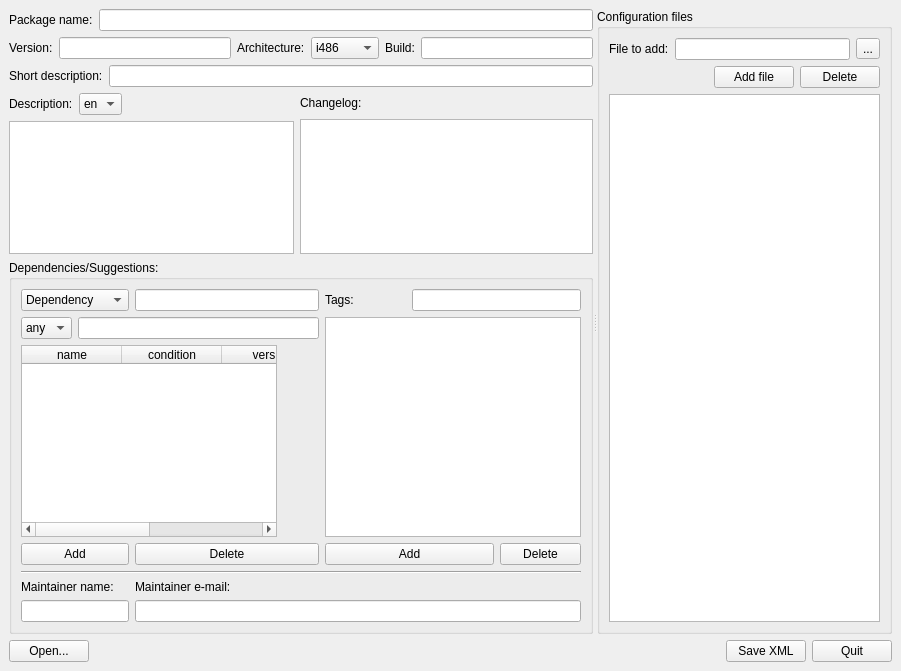
This is mpkg/packagebuilder/package_builder.ui in BackupTheBerlios/mops as Qt 5 draws it before an edit. The edited form follows.
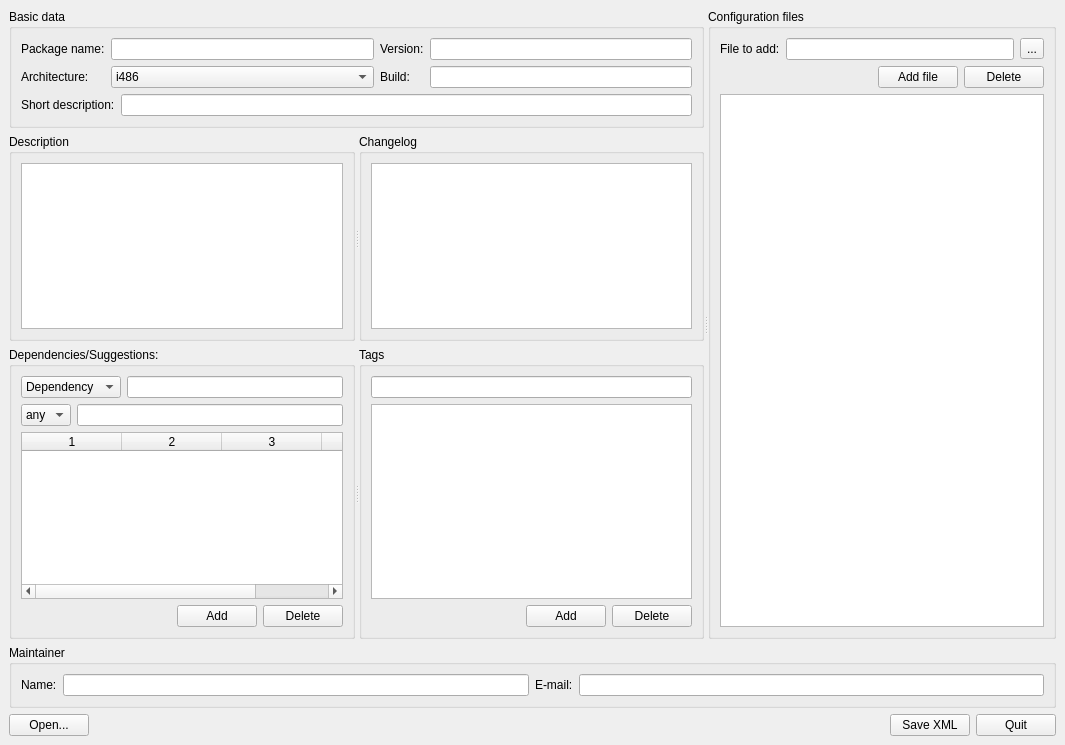
This is the edited form.

Commit message: Packagebuilder significantly improved look

```diff
--- a/mpkg/packagebuilder/package_builder.ui
+++ b/mpkg/packagebuilder/package_builder.ui
@@ -5,8 +5,8 @@
    <rect>
     <x>0</x>
     <y>0</y>
-    <width>901</width>
-    <height>671</height>
+    <width>1065</width>
+    <height>745</height>
    </rect>
   </property>
   <property name="windowTitle" >
@@ -20,11 +20,31 @@
     <number>6</number>
    </property>
    <item>
-    <widget class="QSplitter" name="splitter" >
+    <widget class="QSplitter" name="splitter_3" >
      <property name="orientation" >
       <enum>Qt::Horizontal</enum>
      </property>
      <widget class="QWidget" name="layoutWidget" >
+      <layout class="QVBoxLayout" >
+       <property name="margin" >
+        <number>0</number>
+       </property>
+       <property name="spacing" >
+        <number>6</number>
+       </property>
+       <item>
+        <widget class="QGroupBox" name="groupBox_7" >
+         <property name="title" >
+          <string>Basic data</string>
+         </property>
+         <layout class="QVBoxLayout" >
+          <property name="margin" >
+           <number>9</number>
+          </property>
+          <property name="spacing" >
+           <number>6</number>
+          </property>
+          <item>
       <layout class="QGridLayout" >
        <property name="margin" >
         <number>0</number>
@@ -32,71 +52,45 @@
        <property name="spacing" >
         <number>6</number>
        </property>
-       <item row="0" column="0" >
-        <widget class="QLabel" name="label" >
-         <property name="font" >
-          <font>
-           <pointsize>9</pointsize>
-          </font>
-         </property>
-         <property name="text" >
-          <string>Package name:</string>
-         </property>
-        </widget>
-       </item>
        <item row="0" column="1" >
         <widget class="QLineEdit" name="NameEdit" />
        </item>
-       <item row="1" column="0" colspan="2" >
-        <layout class="QHBoxLayout" >
-         <property name="margin" >
-          <number>0</number>
-         </property>
-         <property name="spacing" >
-          <number>6</number>
-         </property>
-         <item>
+            <item row="0" column="2" >
           <widget class="QLabel" name="label_2" >
-           <property name="font" >
-            <font>
-             <pointsize>9</pointsize>
-            </font>
-           </property>
            <property name="text" >
             <string>Version:</string>
            </property>
           </widget>
          </item>
-         <item>
-          <layout class="QHBoxLayout" >
-           <property name="margin" >
-            <number>0</number>
-           </property>
-           <property name="spacing" >
-            <number>6</number>
-           </property>
-           <item>
+            <item row="0" column="0" >
+             <widget class="QLabel" name="label" >
+              <property name="text" >
+               <string>Package name:</string>
+              </property>
+             </widget>
+            </item>
+            <item row="0" column="3" >
             <widget class="QLineEdit" name="VersionEdit" />
            </item>
-           <item>
+            <item row="1" column="3" >
+             <widget class="QLineEdit" name="BuildEdit" />
+            </item>
+            <item row="1" column="2" >
+             <widget class="QLabel" name="label_4" >
+              <property name="text" >
+               <string>Build:</string>
+              </property>
+             </widget>
+            </item>
+            <item row="1" column="0" >
             <widget class="QLabel" name="label_3" >
-             <property name="font" >
-              <font>
-               <pointsize>9</pointsize>
-              </font>
-             </property>
              <property name="text" >
               <string>Architecture:</string>
              </property>
             </widget>
            </item>
-           <item>
+            <item row="1" column="1" >
             <widget class="QComboBox" name="ArchComboBox" >
-             <property name="font" >
-              <font>
-               <pointsize>9</pointsize>
-              </font>
-             </property>
              <item>
               <property name="text" >
                <string>i486</string>
@@ -134,26 +128,9 @@
              </item>
             </widget>
            </item>
-           <item>
-            <widget class="QLabel" name="label_4" >
-             <property name="font" >
-              <font>
-               <pointsize>9</pointsize>
-              </font>
-             </property>
-             <property name="text" >
-              <string>Build:</string>
-             </property>
-            </widget>
-           </item>
-           <item>
-            <widget class="QLineEdit" name="BuildEdit" />
-           </item>
-          </layout>
-         </item>
-        </layout>
-       </item>
-       <item row="2" column="0" colspan="2" >
+           </layout>
+          </item>
+          <item>
         <layout class="QHBoxLayout" >
          <property name="margin" >
           <number>0</number>
@@ -163,11 +140,6 @@
          </property>
          <item>
           <widget class="QLabel" name="label_5" >
-           <property name="font" >
-            <font>
-             <pointsize>9</pointsize>
-            </font>
-           </property>
            <property name="text" >
             <string>Short description:</string>
            </property>
@@ -178,299 +150,89 @@
          </item>
         </layout>
        </item>
-       <item row="3" column="0" colspan="2" >
-        <layout class="QHBoxLayout" >
-         <property name="margin" >
-          <number>0</number>
-         </property>
-         <property name="spacing" >
-          <number>6</number>
-         </property>
-         <item>
-          <layout class="QVBoxLayout" >
-           <property name="margin" >
-            <number>0</number>
-           </property>
-           <property name="spacing" >
-            <number>6</number>
-           </property>
-           <item>
-            <layout class="QHBoxLayout" >
-             <property name="margin" >
-              <number>0</number>
-             </property>
-             <property name="spacing" >
-              <number>6</number>
-             </property>
-             <item>
-              <widget class="QLabel" name="label_8" >
-               <property name="font" >
-                <font>
-                 <pointsize>9</pointsize>
-                </font>
-               </property>
-               <property name="text" >
-                <string>Description:</string>
-               </property>
-              </widget>
-             </item>
-             <item>
-              <layout class="QGridLayout" >
-               <property name="margin" >
-                <number>0</number>
-               </property>
-               <property name="spacing" >
-                <number>6</number>
-               </property>
-               <item row="0" column="1" >
-                <widget class="QComboBox" name="DescriptionLanguageComboBox" >
-                 <property name="font" >
-                  <font>
-                   <pointsize>9</pointsize>
-                  </font>
-                 </property>
-                 <property name="currentIndex" >
-                  <number>1</number>
-                 </property>
-                 <item>
-                  <property name="text" >
-                   <string>ru</string>
-                  </property>
-                 </item>
-                 <item>
-                  <property name="text" >
-                   <string>en</string>
-                  </property>
-                 </item>
-                </widget>
-               </item>
-              </layout>
+         </layout>
+        </widget>
              </item>
              <item>
-              <spacer>
+        <widget class="QSplitter" name="splitter_2" >
                <property name="orientation" >
                 <enum>Qt::Horizontal</enum>
                </property>
-               <property name="sizeHint" >
-                <size>
-                 <width>91</width>
-                 <height>20</height>
-                </size>
-               </property>
-              </spacer>
-             </item>
-            </layout>
-           </item>
+         <widget class="QGroupBox" name="groupBox_6" >
+          <property name="title" >
+           <string>Description</string>
+          </property>
+          <layout class="QVBoxLayout" >
+           <property name="margin" >
+            <number>9</number>
+           </property>
+           <property name="spacing" >
+            <number>6</number>
+           </property>
            <item>
             <widget class="QTextEdit" name="DescriptionEdit" />
            </item>
           </layout>
-         </item>
-         <item>
-          <layout class="QVBoxLayout" >
-           <property name="margin" >
-            <number>0</number>
-           </property>
-           <property name="spacing" >
-            <number>6</number>
-           </property>
-           <item>
-            <layout class="QHBoxLayout" >
-             <property name="margin" >
-              <number>0</number>
-             </property>
-             <property name="spacing" >
-              <number>6</number>
-             </property>
-             <item>
-              <widget class="QLabel" name="label_7" >
-               <property name="font" >
-                <font>
-                 <pointsize>9</pointsize>
-                 <weight>50</weight>
-                 <bold>false</bold>
-                </font>
-               </property>
-               <property name="text" >
-                <string>Changelog:</string>
-               </property>
-              </widget>
-             </item>
-             <item>
-              <spacer>
-               <property name="orientation" >
-                <enum>Qt::Horizontal</enum>
-               </property>
-               <property name="sizeHint" >
-                <size>
-                 <width>231</width>
-                 <height>20</height>
-                </size>
-               </property>
-              </spacer>
-             </item>
-            </layout>
-           </item>
+         </widget>
+         <widget class="QGroupBox" name="groupBox_5" >
+          <property name="title" >
+           <string>Changelog</string>
+          </property>
+          <layout class="QVBoxLayout" >
+           <property name="margin" >
+            <number>9</number>
+           </property>
+           <property name="spacing" >
+            <number>6</number>
+           </property>
            <item>
             <widget class="QTextEdit" name="ChangelogEdit" />
            </item>
           </layout>
-         </item>
-        </layout>
-       </item>
-       <item row="4" column="0" colspan="2" >
+         </widget>
+        </widget>
+       </item>
+       <item>
+        <widget class="QSplitter" name="splitter" >
+         <property name="orientation" >
+          <enum>Qt::Horizontal</enum>
+         </property>
         <widget class="QGroupBox" name="groupBox" >
+          <property name="sizePolicy" >
+           <sizepolicy>
+            <hsizetype>5</hsizetype>
+            <vsizetype>7</vsizetype>
+            <horstretch>0</horstretch>
+            <verstretch>1</verstretch>
+           </sizepolicy>
+          </property>
+          <property name="sizeIncrement" >
+           <size>
+            <width>0</width>
+            <height>1</height>
+           </size>
+          </property>
          <property name="styleSheet" >
           <string/>
          </property>
          <property name="title" >
           <string>Dependencies/Suggestions:</string>
          </property>
-         <layout class="QGridLayout" >
+          <layout class="QVBoxLayout" >
           <property name="margin" >
            <number>9</number>
           </property>
           <property name="spacing" >
            <number>6</number>
           </property>
-          <item row="6" column="0" colspan="2" >
-           <widget class="QLineEdit" name="MaintainerNameEdit" >
-            <property name="font" >
-             <font>
-              <pointsize>9</pointsize>
-             </font>
-            </property>
-           </widget>
-          </item>
-          <item row="6" column="2" colspan="4" >
-           <widget class="QLineEdit" name="MaintainerMailEdit" >
-            <property name="font" >
-             <font>
-              <pointsize>9</pointsize>
-             </font>
-            </property>
-           </widget>
-          </item>
-          <item row="5" column="2" >
-           <widget class="QLabel" name="label_11" >
-            <property name="font" >
-             <font>
-              <pointsize>9</pointsize>
-             </font>
-            </property>
-            <property name="text" >
-             <string>Maintainer e-mail:</string>
-            </property>
-           </widget>
-          </item>
-          <item row="5" column="0" colspan="2" >
-           <widget class="QLabel" name="label_10" >
-            <property name="font" >
-             <font>
-              <pointsize>9</pointsize>
-             </font>
-            </property>
-            <property name="text" >
-             <string>Maintainer name:</string>
-            </property>
-           </widget>
-          </item>
-          <item row="4" column="0" colspan="6" >
-           <widget class="Line" name="line" >
-            <property name="orientation" >
-             <enum>Qt::Horizontal</enum>
-            </property>
-           </widget>
-          </item>
-          <item row="3" column="2" >
-           <widget class="QPushButton" name="DepDeleteButton" >
-            <property name="text" >
-             <string>Delete</string>
-            </property>
-           </widget>
-          </item>
-          <item row="3" column="5" >
-           <widget class="QPushButton" name="TagDeleteButton" >
-            <property name="text" >
-             <string>Delete</string>
-            </property>
-           </widget>
-          </item>
-          <item row="3" column="0" colspan="2" >
-           <widget class="QPushButton" name="DepAddButton" >
-            <property name="text" >
-             <string>Add</string>
-            </property>
-           </widget>
-          </item>
-          <item row="3" column="3" colspan="2" >
-           <widget class="QPushButton" name="TagAddButton" >
-            <property name="text" >
-             <string>Add</string>
-            </property>
-           </widget>
-          </item>
-          <item row="2" column="0" colspan="3" >
-           <widget class="QTableWidget" name="DepTableWidget" >
-            <property name="sizePolicy" >
-             <sizepolicy>
-              <hsizetype>0</hsizetype>
-              <vsizetype>0</vsizetype>
-              <horstretch>0</horstretch>
-              <verstretch>0</verstretch>
-             </sizepolicy>
-            </property>
-            <property name="font" >
-             <font>
-              <pointsize>9</pointsize>
-             </font>
-            </property>
-            <property name="alternatingRowColors" >
-             <bool>false</bool>
-            </property>
-            <property name="selectionMode" >
-             <enum>QAbstractItemView::SingleSelection</enum>
-            </property>
-            <property name="selectionBehavior" >
-             <enum>QAbstractItemView::SelectRows</enum>
-            </property>
-            <property name="gridStyle" >
-             <enum>Qt::SolidLine</enum>
-            </property>
-            <property name="sortingEnabled" >
-             <bool>false</bool>
-            </property>
-            <column>
-             <property name="text" >
-              <string>name</string>
-             </property>
-            </column>
-            <column>
-             <property name="text" >
-              <string>condition</string>
-             </property>
-            </column>
-            <column>
-             <property name="text" >
-              <string>version</string>
-             </property>
-            </column>
-            <column>
-             <property name="text" >
-              <string>type</string>
-             </property>
-            </column>
-           </widget>
-          </item>
-          <item rowspan="2" row="1" column="3" colspan="3" >
-           <widget class="QListWidget" name="TagListWidget" >
-            <property name="font" >
-             <font>
-              <pointsize>9</pointsize>
-             </font>
-            </property>
-           </widget>
-          </item>
+           <item>
+            <layout class="QGridLayout" >
+             <property name="margin" >
+              <number>0</number>
+             </property>
+             <property name="spacing" >
+              <number>6</number>
+             </property>
           <item row="1" column="0" >
            <widget class="QComboBox" name="DepConditionComboBox" >
             <property name="minimumSize" >
@@ -479,11 +241,6 @@
               <height>0</height>
              </size>
             </property>
-            <property name="font" >
-             <font>
-              <pointsize>9</pointsize>
-             </font>
-            </property>
             <item>
              <property name="text" >
               <string>any</string>
@@ -516,31 +273,8 @@
             </item>
            </widget>
           </item>
-          <item row="1" column="1" colspan="2" >
-           <widget class="QLineEdit" name="DepVersionEdit" >
-            <property name="font" >
-             <font>
-              <pointsize>9</pointsize>
-             </font>
-            </property>
-           </widget>
-          </item>
-          <item row="0" column="4" colspan="2" >
-           <widget class="QLineEdit" name="TagEdit" >
-            <property name="font" >
-             <font>
-              <pointsize>9</pointsize>
-             </font>
-            </property>
-           </widget>
-          </item>
           <item row="0" column="0" colspan="2" >
            <widget class="QComboBox" name="DepSuggestComboBox" >
-            <property name="font" >
-             <font>
-              <pointsize>9</pointsize>
-             </font>
-            </property>
             <item>
              <property name="text" >
               <string>Dependency</string>
@@ -553,33 +287,190 @@
             </item>
            </widget>
           </item>
-          <item row="0" column="3" >
-           <widget class="QLabel" name="label_9" >
-            <property name="font" >
-             <font>
-              <pointsize>9</pointsize>
-             </font>
-            </property>
-            <property name="text" >
-             <string>Tags:</string>
-            </property>
-           </widget>
+             <item row="1" column="1" colspan="2" >
+              <widget class="QLineEdit" name="DepVersionEdit" />
           </item>
           <item row="0" column="2" >
-           <widget class="QLineEdit" name="DepNameEdit" >
-            <property name="font" >
-             <font>
-              <pointsize>9</pointsize>
-             </font>
-            </property>
-           </widget>
-          </item>
-         </layout>
+              <widget class="QLineEdit" name="DepNameEdit" />
+             </item>
+            </layout>
+           </item>
+           <item>
+            <widget class="QTableWidget" name="DepTableWidget" >
+             <property name="sizePolicy" >
+              <sizepolicy>
+               <hsizetype>7</hsizetype>
+               <vsizetype>7</vsizetype>
+               <horstretch>0</horstretch>
+               <verstretch>1</verstretch>
+              </sizepolicy>
+             </property>
+             <property name="sizeIncrement" >
+              <size>
+               <width>0</width>
+               <height>1</height>
+              </size>
+             </property>
+             <property name="alternatingRowColors" >
+              <bool>true</bool>
+             </property>
+             <property name="selectionMode" >
+              <enum>QAbstractItemView::SingleSelection</enum>
+             </property>
+             <property name="selectionBehavior" >
+              <enum>QAbstractItemView::SelectRows</enum>
+             </property>
+             <property name="gridStyle" >
+              <enum>Qt::SolidLine</enum>
+             </property>
+             <property name="sortingEnabled" >
+              <bool>false</bool>
+             </property>
+             <column>
+              <property name="text" >
+               <string>1</string>
+              </property>
+             </column>
+             <column>
+              <property name="text" >
+               <string>2</string>
+              </property>
+             </column>
+             <column>
+              <property name="text" >
+               <string>3</string>
+              </property>
+             </column>
+             <column>
+              <property name="text" >
+               <string>4</string>
+              </property>
+             </column>
+            </widget>
+           </item>
+           <item>
+            <layout class="QHBoxLayout" >
+             <property name="margin" >
+              <number>0</number>
+             </property>
+             <property name="spacing" >
+              <number>6</number>
+             </property>
+             <item>
+              <spacer>
+               <property name="orientation" >
+                <enum>Qt::Horizontal</enum>
+               </property>
+               <property name="sizeHint" >
+                <size>
+                 <width>40</width>
+                 <height>20</height>
+                </size>
+               </property>
+              </spacer>
+             </item>
+             <item>
+              <widget class="QPushButton" name="DepAddButton" >
+               <property name="text" >
+                <string>Add</string>
+               </property>
+              </widget>
+             </item>
+             <item>
+              <widget class="QPushButton" name="DepDeleteButton" >
+               <property name="text" >
+                <string>Delete</string>
+               </property>
+              </widget>
+             </item>
+            </layout>
+           </item>
+          </layout>
+         </widget>
+         <widget class="QGroupBox" name="groupBox_3" >
+          <property name="sizeIncrement" >
+           <size>
+            <width>0</width>
+            <height>1</height>
+           </size>
+          </property>
+          <property name="title" >
+           <string>Tags</string>
+          </property>
+          <layout class="QVBoxLayout" >
+           <property name="margin" >
+            <number>9</number>
+           </property>
+           <property name="spacing" >
+            <number>6</number>
+           </property>
+           <item>
+            <widget class="QLineEdit" name="TagEdit" />
+           </item>
+           <item>
+            <widget class="QListWidget" name="TagListWidget" >
+             <property name="sizePolicy" >
+              <sizepolicy>
+               <hsizetype>7</hsizetype>
+               <vsizetype>7</vsizetype>
+               <horstretch>0</horstretch>
+               <verstretch>1</verstretch>
+              </sizepolicy>
+             </property>
+            </widget>
+           </item>
+           <item>
+            <layout class="QHBoxLayout" >
+             <property name="margin" >
+              <number>0</number>
+             </property>
+             <property name="spacing" >
+              <number>6</number>
+             </property>
+             <item>
+              <spacer>
+               <property name="orientation" >
+                <enum>Qt::Horizontal</enum>
+               </property>
+               <property name="sizeHint" >
+                <size>
+                 <width>40</width>
+                 <height>20</height>
+                </size>
+               </property>
+              </spacer>
+             </item>
+             <item>
+              <widget class="QPushButton" name="TagAddButton" >
+               <property name="text" >
+                <string>Add</string>
+               </property>
+              </widget>
+             </item>
+             <item>
+              <widget class="QPushButton" name="TagDeleteButton" >
+               <property name="text" >
+                <string>Delete</string>
+               </property>
+              </widget>
+             </item>
+            </layout>
+           </item>
+          </layout>
+         </widget>
         </widget>
        </item>
       </layout>
      </widget>
      <widget class="QGroupBox" name="groupBox_2" >
+      <property name="sizePolicy" >
+       <sizepolicy>
+        <hsizetype>5</hsizetype>
+        <vsizetype>5</vsizetype>
+        <horstretch>0</horstretch>
+        <verstretch>1</verstretch>
+       </sizepolicy>
+      </property>
       <property name="title" >
        <string>Configuration files</string>
       </property>
@@ -645,12 +536,70 @@
         </layout>
        </item>
        <item row="2" column="0" colspan="3" >
-        <widget class="QListWidget" name="configFilesListWidget" />
+        <widget class="QListWidget" name="configFilesListWidget" >
+         <property name="sizePolicy" >
+          <sizepolicy>
+           <hsizetype>7</hsizetype>
+           <vsizetype>7</vsizetype>
+           <horstretch>0</horstretch>
+           <verstretch>1</verstretch>
+          </sizepolicy>
+         </property>
+        </widget>
        </item>
       </layout>
      </widget>
     </widget>
    </item>
+   <item>
+    <widget class="QGroupBox" name="groupBox_4" >
+     <property name="sizePolicy" >
+      <sizepolicy>
+       <hsizetype>1</hsizetype>
+       <vsizetype>1</vsizetype>
+       <horstretch>0</horstretch>
+       <verstretch>255</verstretch>
+      </sizepolicy>
+     </property>
+     <property name="maximumSize" >
+      <size>
+       <width>16777215</width>
+       <height>63</height>
+      </size>
+     </property>
+     <property name="title" >
+      <string>Maintainer</string>
+     </property>
+     <layout class="QHBoxLayout" >
+      <property name="margin" >
+       <number>9</number>
+      </property>
+      <property name="spacing" >
+       <number>6</number>
+      </property>
+      <item>
+       <widget class="QLabel" name="label_10" >
+        <property name="text" >
+         <string>Name:</string>
+        </property>
+       </widget>
+      </item>
+      <item>
+       <widget class="QLineEdit" name="MaintainerNameEdit" />
+      </item>
+      <item>
+       <widget class="QLabel" name="label_11" >
+        <property name="text" >
+         <string>E-mail:</string>
+        </property>
+       </widget>
+      </item>
+      <item>
+       <widget class="QLineEdit" name="MaintainerMailEdit" />
+      </item>
+     </layout>
+    </widget>
+   </item>
    <item>
     <layout class="QHBoxLayout" >
      <property name="margin" >
```
Left out of the diff: 1 changed line with no effect on the pictures. Lines whose indentation alone changed are shown as unchanged. The commit also changes 2 other files.
